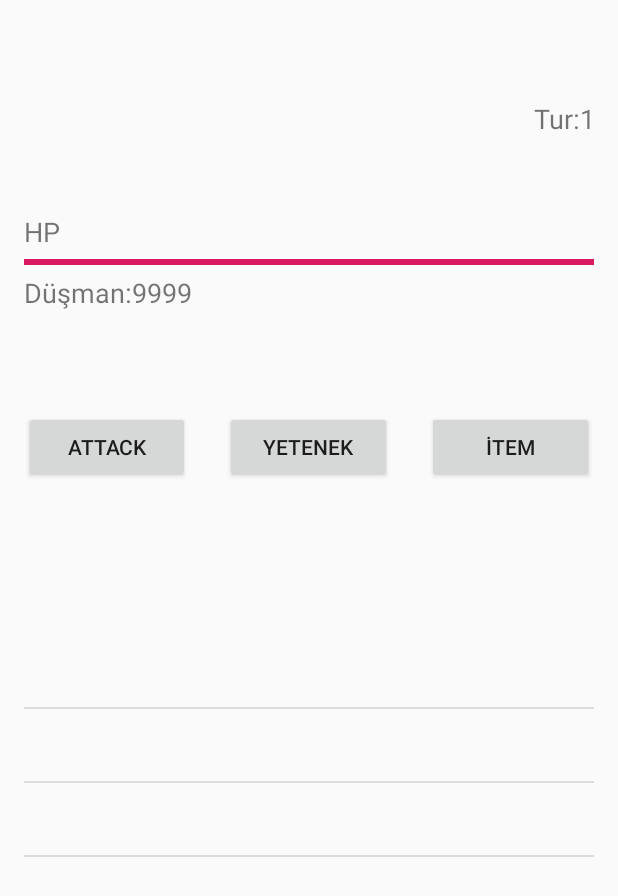
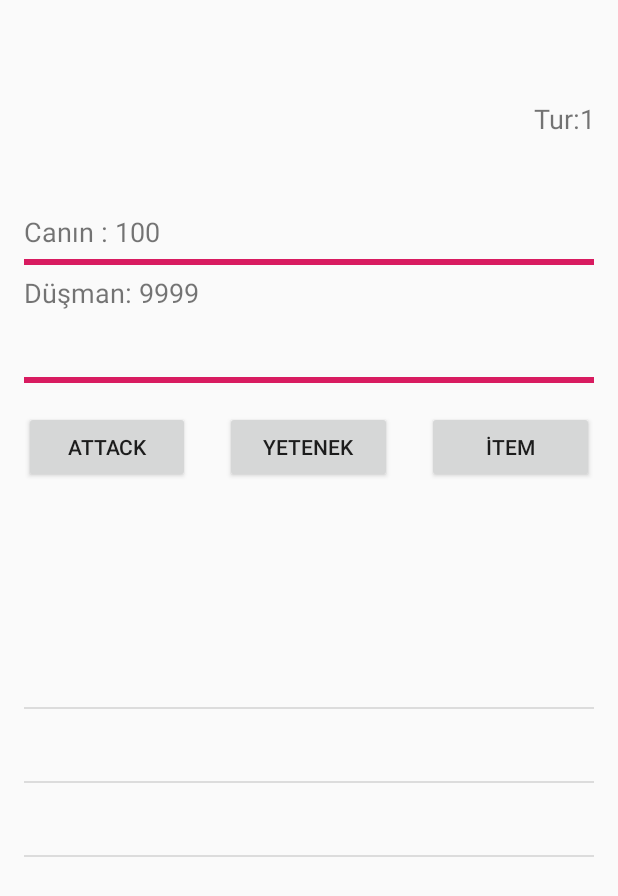
Before and after one commit to mobilproje2019/deneme, an Android app: the dovusdeneme screen opened directly, with no data from a screen before it, on a phone screen of 412 x 824 dp. Shown: the top 896 px of the screen. Run offline under Robolectric (Android 15) with nearby library versions, the phone set to English and light mode, and no system bars.

Commit message:
Biz cevabımızı 15 Temmuzda verdik

```diff
--- a/app/src/main/java/com/example/deneme/anaekran.java
+++ b/app/src/main/java/com/example/deneme/anaekran.java
@@ -158,6 +158,7 @@ public class anaekran extends AppCompatActivity {
                     kaynaklar.dtas=9999;
                     kaynaklar.cubuk=9999;
                     kaynaklar.tahta=9999;
+                    karakter.seviye=10;
                     fight.setVisibility(View.VISIBLE);
                     checkunlocks();
                 }
--- a/app/src/main/java/com/example/deneme/dovusdeneme.java
+++ b/app/src/main/java/com/example/deneme/dovusdeneme.java
@@ -21,7 +21,7 @@ import java.util.Random;
 
 public class dovusdeneme extends AppCompatActivity {
 
-    TextView isim,g_tur,dhp;
+    TextView isim,g_tur,dhp,khp;
     ProgressBar g_hp,d_hp;
     ListView list;
     ArrayAdapter<String> adapter;
@@ -86,12 +86,14 @@ public void goster()
 {
     isim.setText(karakter.isim);
     g_hp.setProgress(hp);
+    d_hp.setProgress(dusman[dusmansayisi][0]);
     if(log.size()>3)
     {
         log.remove(0);
     }
     g_tur.setText("Tur:"+tur);
-    dhp.setText("Düşman:"+dusman[dusmansayisi][0]);
+    dhp.setText("Düşman: "+dusman[dusmansayisi][0]);
+    khp.setText("Canın : "+hp);
     adapter.notifyDataSetChanged();
     if( dusman[dusmansayisi][0]<1)
     {
@@ -122,6 +124,7 @@ public void goster()
         super.onCreate(savedInstanceState);
         setContentView(R.layout.activity_dovusdeneme);
 
+        khp=findViewById(R.id.khp);
         yetenek=findViewById(R.id.skill);
         g_tur = findViewById(R.id.tur);
         dhp = findViewById(R.id.dhp);
@@ -129,6 +132,7 @@ public void goster()
         log = new ArrayList<String>();
         isim = findViewById(R.id.g_ad);
         g_hp = findViewById(R.id.g_hp);
+        d_hp = findViewById(R.id.progressBar2);
         atak = findViewById(R.id.b_attack);
         adapter = new ArrayAdapter<String>(this, android.R.layout.simple_list_item_1, android.R.id.text1, log);
 
@@ -153,12 +157,16 @@ public void goster()
                 int hit = 0;
                 Random rnd = new Random();
                 if (karakter.pasif == 0){
-                    if (karakter.hp / 100 * 15 > hp) {
+                    if ((karakter.hp / 100 )* 15 > hp) {
                         hit = rnd.nextInt(karakter.stat[0] + 20) + 1 + karakter.stat[0] * 3 + (karakter.hp - hp) / 5;
                     }
-            }
+                    else {
+                        hit = rnd.nextInt(karakter.stat[0] + 20) + 1 + karakter.stat[0] * 3;
+                    }
+                 }
                else {
                    hit = rnd.nextInt(karakter.stat[0] + 20) + 1 + karakter.stat[0] * 3;
+
                 }
                 dusman[dusmansayisi][0] -= hit;
                 log.add("Düşmana" + String.valueOf(hit) + " kadar hasar verdiniz");
--- a/app/src/main/res/layout/activity_dovusdeneme.xml
+++ b/app/src/main/res/layout/activity_dovusdeneme.xml
@@ -54,7 +54,7 @@
             </LinearLayout>
 
             <TextView
-                android:id="@+id/textView15"
+                android:id="@+id/khp"
                 android:layout_width="wrap_content"
                 android:layout_height="wrap_content"
                 android:text="HP"
@@ -87,34 +87,24 @@
                     android:layout_width="match_parent"
                     android:layout_height="match_parent"
                     android:layout_weight="1"
-                    android:orientation="horizontal">
+                    android:orientation="vertical">
 
                     <TextView
                         android:id="@+id/dhp"
-                        android:layout_width="wrap_content"
+                        android:layout_width="match_parent"
                         android:layout_height="wrap_content"
                         android:layout_weight="1"
                         android:text="Düşman:"
                         android:textSize="18sp" />
 
+                    <ProgressBar
+                        android:id="@+id/progressBar2"
+                        style="?android:attr/progressBarStyleHorizontal"
+                        android:layout_width="match_parent"
+                        android:layout_height="wrap_content"
+                        android:layout_weight="1" />
+
                 </LinearLayout>
-
-                <Space
-                    android:layout_width="wrap_content"
-                    android:layout_height="wrap_content"
-                    android:layout_weight="1" />
-
-                <ProgressBar
-                    android:id="@+id/progressBar"
-                    style="?android:attr/progressBarStyleHorizontal"
-                    android:layout_width="wrap_content"
-                    android:layout_height="wrap_content"
-                    android:layout_weight="1" />
-
-                <Space
-                    android:layout_width="wrap_content"
-                    android:layout_height="wrap_content"
-                    android:layout_weight="1" />
 
             </LinearLayout>
 
@@ -161,7 +151,9 @@
                         android:layout_height="wrap_content"
                         android:layout_weight="1"
                         android:text="İtem" />
+
                 </LinearLayout>
+
             </LinearLayout>
 
         </LinearLayout>
```
